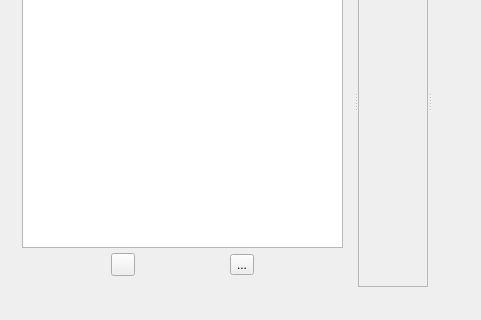
Above: mainwindow.ui from andryblack/Chipmunk-Sandbox before the change; both pictures show x 0 to 481 and y 144 to 464 of the 620 by 464 pixel window. Below: the same form after it.
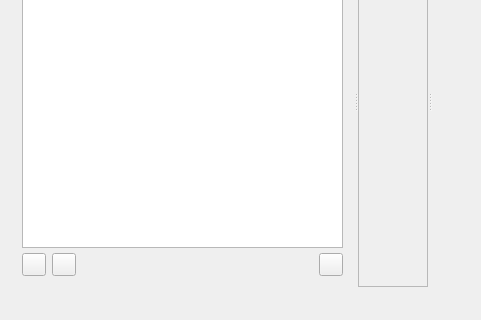
That is the form after the change. Icons and pictures are not drawn. Custom widgets are drawn as their Qt base class.

Patch:
```diff
--- a/mainwindow.ui
+++ b/mainwindow.ui
@@ -34,6 +34,41 @@
          </item>
          <item>
           <layout class="QHBoxLayout" name="horizontalLayout_2">
+           <item>
+            <widget class="QToolButton" name="toolButtonAddBody">
+             <property name="text">
+              <string/>
+             </property>
+             <property name="icon">
+              <iconset resource="icons.qrc">
+               <normaloff>:/icons/car--plus.png</normaloff>:/icons/car--plus.png</iconset>
+             </property>
+            </widget>
+           </item>
+           <item>
+            <widget class="QToolButton" name="toolButtonAddStaticBody">
+             <property name="text">
+              <string/>
+             </property>
+             <property name="icon">
+              <iconset resource="icons.qrc">
+               <normaloff>:/icons/wall--plus.png</normaloff>:/icons/wall--plus.png</iconset>
+             </property>
+            </widget>
+           </item>
+           <item>
+            <spacer name="horizontalSpacer">
+             <property name="orientation">
+              <enum>Qt::Horizontal</enum>
+             </property>
+             <property name="sizeHint" stdset="0">
+              <size>
+               <width>40</width>
+               <height>20</height>
+              </size>
+             </property>
+            </spacer>
+           </item>
            <item>
             <widget class="QToolButton" name="toolButton">
              <property name="text">
@@ -41,14 +76,7 @@
              </property>
              <property name="icon">
               <iconset resource="icons.qrc">
-               <normaloff>:/icons/grid.png</normaloff>:/icons/grid.png</iconset>
-             </property>
-            </widget>
-           </item>
-           <item>
-            <widget class="QToolButton" name="toolButton_2">
-             <property name="text">
-              <string>...</string>
+               <normaloff>:/icons/minus.png</normaloff>:/icons/minus.png</iconset>
              </property>
             </widget>
            </item>
```
